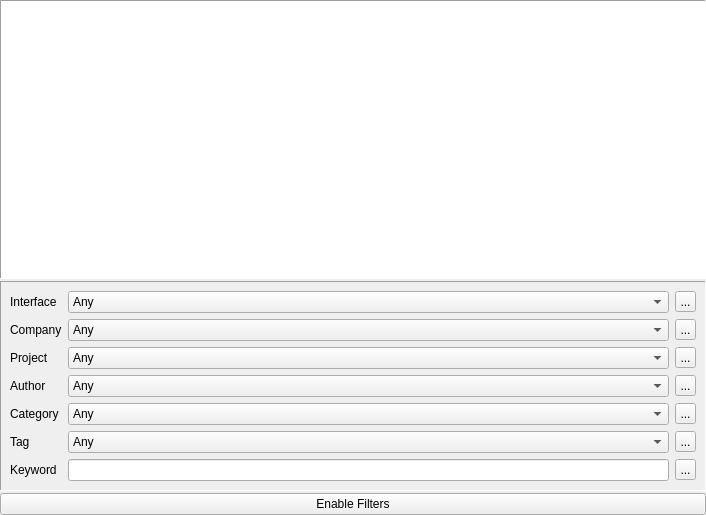
The window that Include/icmpstr/CPackageOverviewComp.ui (ImagingTools/AcfSln) describes before a commit, drawn with Qt 5.
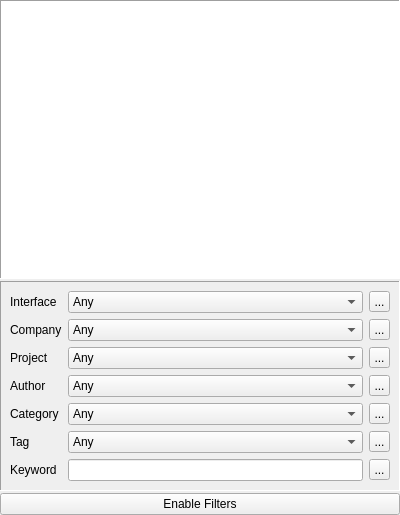
The same window after the commit. Icons and pictures are not drawn.

```diff
--- a/Include/icmpstr/CPackageOverviewComp.ui
+++ b/Include/icmpstr/CPackageOverviewComp.ui
@@ -6,13 +6,13 @@
    <rect>
     <x>0</x>
     <y>0</y>
-    <width>706</width>
+    <width>400</width>
     <height>515</height>
    </rect>
   </property>
   <property name="minimumSize">
    <size>
-    <width>706</width>
+    <width>0</width>
     <height>0</height>
    </size>
   </property>
```
